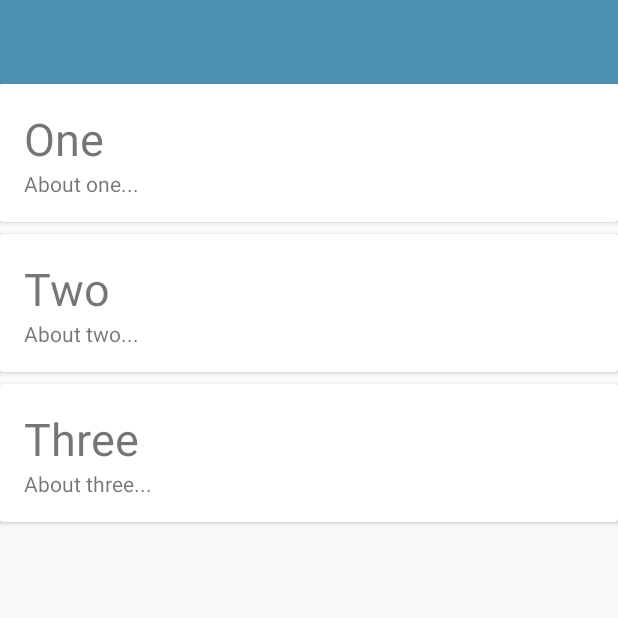
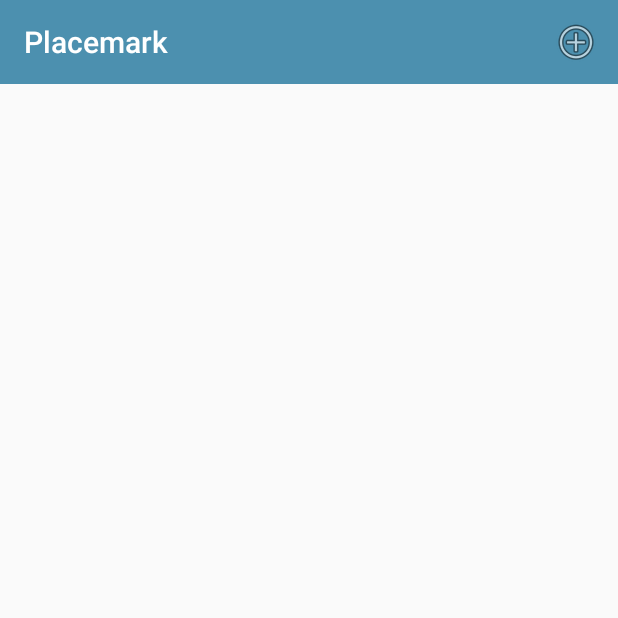
Before and after one commit to dimitraz/placemark, an Android app: the screen it shows after launch (PlacemarkListActivity), on a phone screen of 412 x 824 dp, the top half of it. Run offline under Robolectric (Android 15) with nearby library versions, the phone set to English and light mode, and no system bars; 1 statement that could not run was skipped.

Commit message:
Add menu bar

```diff
--- a/app/src/main/java/com/example/mitch/placemark/activities/PlacemarkActivity.kt
+++ b/app/src/main/java/com/example/mitch/placemark/activities/PlacemarkActivity.kt
@@ -26,9 +26,11 @@ class PlacemarkActivity : AppCompatActivity(), AnkoLogger {
 
       if (placemark.title.isNotEmpty()) {
         app.placemarks.add(placemark.copy())
-
         info("Placemark added with title: ${placemark.title}, description: ${placemark.description}")
         app.placemarks.forEach { info("Placemark added: ${it}") }
+
+        setResult(AppCompatActivity.RESULT_OK)
+        finish()
       }
       else {
         toast ("Please enter a valid title")
--- a/app/src/main/java/com/example/mitch/placemark/activities/PlacemarkListActivity.kt
+++ b/app/src/main/java/com/example/mitch/placemark/activities/PlacemarkListActivity.kt
@@ -4,14 +4,13 @@ import android.os.Bundle
 import android.support.v7.app.AppCompatActivity
 import android.support.v7.widget.LinearLayoutManager
 import android.support.v7.widget.RecyclerView
-import android.view.LayoutInflater
-import android.view.View
-import android.view.ViewGroup
+import android.view.*
 import com.example.mitch.placemark.R
 import com.example.mitch.placemark.main.MainApp
 import com.example.mitch.placemark.models.PlacemarkModel
 import kotlinx.android.synthetic.main.activity_placemark_list.*
 import kotlinx.android.synthetic.main.card_placemark.view.*
+import org.jetbrains.anko.startActivityForResult
 
 class PlacemarkListActivity : AppCompatActivity() {
   lateinit var app: MainApp
@@ -19,11 +18,25 @@ class PlacemarkListActivity : AppCompatActivity() {
   override fun onCreate(savedInstanceState: Bundle?) {
     super.onCreate(savedInstanceState)
     setContentView(R.layout.activity_placemark_list)
+    toolbarMain.title = title
+    setSupportActionBar(toolbarMain)
     app = application as MainApp
 
     val layoutManager = LinearLayoutManager(this)
     recyclerView.layoutManager = layoutManager
     recyclerView.adapter = PlacemarkAdapter(app.placemarks)
+  }
+
+  override fun onCreateOptionsMenu(menu: Menu?): Boolean {
+    menuInflater.inflate(R.menu.menu_main, menu)
+    return super.onCreateOptionsMenu(menu)
+  }
+
+  override fun onOptionsItemSelected(item: MenuItem?): Boolean {
+    when (item?.itemId) {
+      R.id.item_add -> startActivityForResult<PlacemarkActivity>(0)
+    }
+    return super.onOptionsItemSelected(item)
   }
 }
 
--- a/app/src/main/java/com/example/mitch/placemark/main/MainApp.kt
+++ b/app/src/main/java/com/example/mitch/placemark/main/MainApp.kt
@@ -11,9 +11,5 @@ class MainApp : Application(), AnkoLogger {
   override fun onCreate() {
     super.onCreate()
     info("Placemark started")
-
-    placemarks.add(PlacemarkModel("One", "About one..."))
-    placemarks.add(PlacemarkModel("Two", "About two..."))
-    placemarks.add(PlacemarkModel("Three", "About three..."))
   }
 }
--- /dev/null
+++ b/app/src/main/res/menu/menu_main.xml
@@ -0,0 +1,10 @@
+<?xml version="1.0" encoding="utf-8"?>
+<menu xmlns:android="http://schemas.android.com/apk/res/android"
+  xmlns:app="http://schemas.android.com/apk/res-auto">
+
+  <item
+    android:id="@+id/item_add"
+    android:icon="@android:drawable/ic_menu_add"
+    android:title="@string/menu_addPlacemark"
+    app:showAsAction="always"/>
+</menu>
--- a/app/src/main/res/values/strings.xml
+++ b/app/src/main/res/values/strings.xml
@@ -3,4 +3,5 @@
   <string name="hint_placemarkTitle">Placemark</string>
   <string name="hint_description">Description</string>
   <string name="button_addPlacemark">Add Placemark</string>
+  <string name="menu_addPlacemark">Add</string>
 </resources>
```
